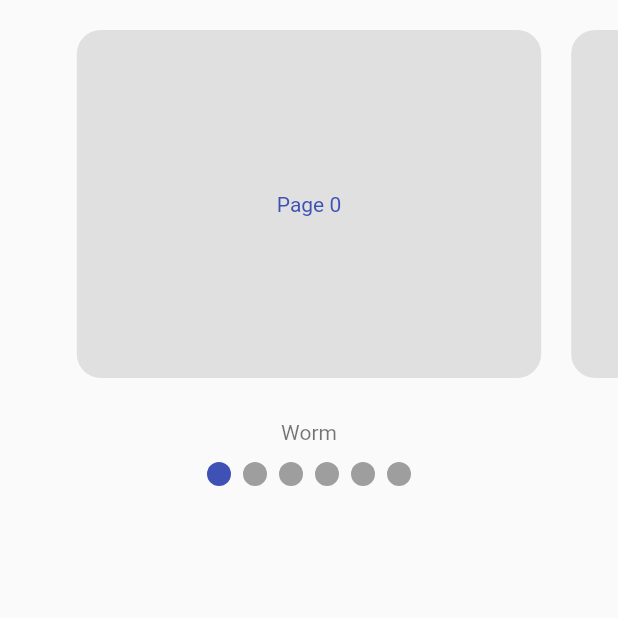
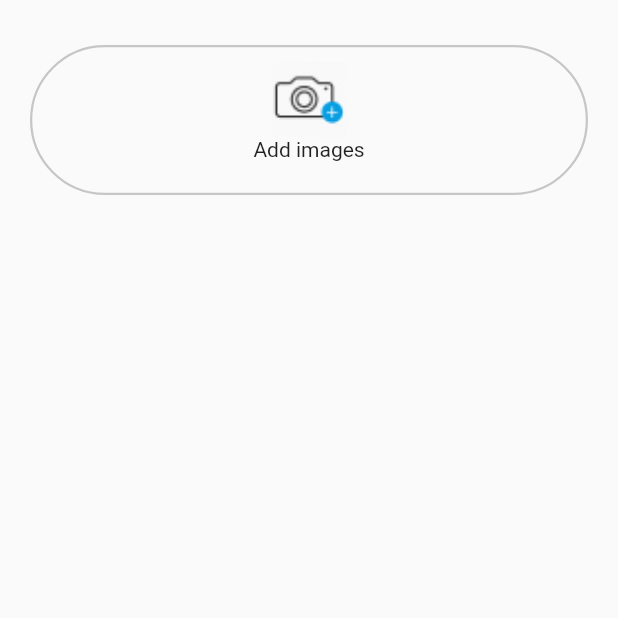
Before and after one commit to Thisuraka/UEE_Riyasewana, a Flutter app: the TestScreen screen opened directly, on a phone screen of 412 x 824 dp, the top half of it. Run offline on Flutter 3.47's test engine with Material 2 defaults, Android fonts, the phone set to English and light mode, and no system bars; drawn by our look-alikes of smooth_page_indicator; our stand-ins replace blur, connectivity, image_picker, shared_preferences; missing offline and left inert: flutter_animator, multi_image_picker; accounts and stored records are empty.

Commit message:
add screen images init

```diff
--- a/lib/screens/testscreens/testScreen.dart
+++ b/lib/screens/testscreens/testScreen.dart
@@ -1,15 +1,21 @@
+import 'dart:io';
+
 import 'package:flutter/material.dart';
+import 'package:image_picker/image_picker.dart';
 import 'package:riyasewana/widgets/custom_appbar.dart';
 import 'package:smooth_page_indicator/smooth_page_indicator.dart';
+
+import '../../styles.dart';
 
 class TestScreen extends StatefulWidget {
   @override
   _TestScreenState createState() => _TestScreenState();
 }
 
-final controller = PageController(viewportFraction: 0.8, keepPage: true);
+class _TestScreenState extends State<TestScreen> {
+  final ImagePicker _picker = ImagePicker();
+  List<XFile>? _imageFileList = [];
 
-class _TestScreenState extends State<TestScreen> {
   @override
   void initState() {
     super.initState();
@@ -17,62 +23,98 @@ class _TestScreenState extends State<TestScreen> {
 
   @override
   Widget build(BuildContext context) {
-    final imgList = List.generate(
-        6,
-        (index) => Container(
-              decoration: BoxDecoration(
-                borderRadius: BorderRadius.circular(16),
-                color: Colors.grey.shade300,
-              ),
-              margin: EdgeInsets.symmetric(horizontal: 10, vertical: 4),
-              child: Container(
-                height: 280,
-                child: Center(
-                    child: Text(
-                  "Page $index",
-                  style: TextStyle(color: Colors.indigo),
-                )),
-              ),
-            ));
     return Scaffold(
         body: SafeArea(
-        child: SingleChildScrollView(
+      child: Stack(
+        children: [
+          Container(
+            width: double.infinity,
+            height: 100,
+            margin: EdgeInsets.only(right: 20, left: 20, top: 30, bottom: 20),
+            padding: EdgeInsets.only(top: 10),
+            decoration: BoxDecoration(
+              borderRadius: BorderRadius.circular(50),
+              border: Border.all(color: Button2BorderColor, width: 1.5),
+            ),
             child: Column(
-            crossAxisAlignment: CrossAxisAlignment.center,
-            children: <Widget>[
-              SizedBox(height: 16),
-              SizedBox(
-                height: 240,
-                child: PageView.builder(
-                  controller: controller,
-                  // itemCount: imgList.length,
-                  itemBuilder: (_, index) {
-                    return imgList[index % imgList.length];
-                  },
+              children: [
+                Container(
+                  child: Image.asset(
+                    'assets/icons/addImage.png',
+                    width: 50,
+                    height: 50,
+                    fit: BoxFit.contain,
                   ),
                 ),
-              Padding(
-                padding: const EdgeInsets.only(top: 24, bottom: 12),
-                child: Text(
-                  'Worm',
-                  style: TextStyle(color: Colors.black54),
-                ),
-              ),
-              SmoothPageIndicator(
-                controller: controller,
-                count: imgList.length,
-                effect: WormEffect(
-                  dotHeight: 16,
-                  dotWidth: 16,
-                  type: WormType.thin,
-                  // strokeWidth: 5,
-                ),
-              ),
-              const SizedBox(height: 32.0),
+                Container(
+                  child: Text("Add images"),
+                )
               ],
             ),
           ),
+          SizedBox(
+            height: 50,
+          ),
+          Container(
+            width: double.infinity,
+            height: 100,
+            margin: EdgeInsets.only(top: 200),
+            child: GridView.count(
+              scrollDirection: Axis.horizontal,
+              childAspectRatio: (100 / 100),
+              crossAxisCount: 1,
+              children: List.generate(_imageFileList!.length, (index) {
+                return Container(
+                  width: 120,
+                  height: 120,
+                  margin: EdgeInsets.all(5),
+                  decoration: BoxDecoration(
+                      borderRadius: BorderRadius.circular(15),
+                      border: Border.all(color: Button2BorderColor)),
+                  child: ClipRRect(
+                    borderRadius: BorderRadius.circular(8.0),
+                    child: Image.file(File(_imageFileList![index].path),
+                        fit: BoxFit.cover),
                   ),
                 );
+              }),
+            ),
+          ),
+        ],
+      ),
+    ));
+  }
+
+  void selectImages() async {
+    final List<XFile>? _selectedImages = await _picker.pickMultiImage();
+    if (_selectedImages!.isNotEmpty) {
+      _imageFileList!.addAll(_selectedImages);
+    }
+    print("Image list length : " + _imageFileList!.length.toString());
+    setState(() {});
   }
 }
+
+
+
+          // Container(
+          //   width: double.infinity,
+          //   height: 100,
+          //   child: GridView.builder(
+          //     scrollDirection: Axis.horizontal,
+          //     itemCount: _imageFileList!.length,
+          //     gridDelegate:
+          //         SliverGridDelegateWithFixedCrossAxisCount(crossAxisCount: 4),
+          //     itemBuilder: (BuildContext context, int index) {
+          //       return Container(
+          //         height: 20,
+          //         width: 20,
+          //         decoration: BoxDecoration(
+          //             borderRadius: BorderRadius.circular(10),
+          //             border: Border.all(color: Button2BorderColor)),
+          //         child: Image.file(File(_imageFileList![index].path),
+          //             fit: BoxFit.cover),
+          //       );
+          //     },
+          //   ),
+          // )
--- a/lib/screens/testscreens/testScreen2.dart
+++ b/lib/screens/testscreens/testScreen2.dart
@@ -1,9 +1,9 @@
 import 'dart:io';
 
-import 'package:flutter/foundation.dart';
 import 'package:flutter/material.dart';
 import 'package:flutter/services.dart';
 import 'package:image_picker/image_picker.dart';
+import 'package:multi_image_picker/multi_image_picker.dart';
 
 class TestScreen2 extends StatefulWidget {
   @override
@@ -12,6 +12,7 @@ class TestScreen2 extends StatefulWidget {
 
 class _TestScreen2State extends State<TestScreen2> {
   File? image;
+  List<Asset> images = <Asset>[];
 
   Future pickImage() async {
     try {
@@ -25,6 +26,7 @@ class _TestScreen2State extends State<TestScreen2> {
     }
   }
 
+
   @override
   void initState() {
     super.initState();
@@ -33,7 +35,8 @@ class _TestScreen2State extends State<TestScreen2> {
   @override
   Widget build(BuildContext context) {
     return Scaffold(
-        body: Center(
+      body: SingleChildScrollView(
+        child: Center(
           child: Column(
             children: [
               GestureDetector(
@@ -55,6 +58,8 @@ class _TestScreen2State extends State<TestScreen2> {
               )
             ],
           ),
-    ));
+        ),
+      ),
+    );
   }
 }
--- a/pubspec.yaml
+++ b/pubspec.yaml
@@ -26,10 +26,11 @@ dependencies:
 
   flutter_animator: ^3.1.2
   smooth_page_indicator: ^1.0.0+2
-  image_picker: ^0.8.4
   blur: ^3.0.0
   cupertino_icons: ^1.0.2
   shared_preferences: ^2.0.8
+  image_picker: ^0.8.4
+  multi_image_picker: ^4.8.0
   connectivity: ^3.0.6
 
   # The following adds the Cupertino Icons font to your application.
```
Also changed, not shown: lib/main.dart (+16 -16 lines), lib/screens/account/edit-profile_screen.dart (+1 -17 lines), lib/screens/account/user-profile_screen.dart (+18 -5 lines), lib/screens/parts/part-list_screen.dart (+11 -1 lines), lib/screens/testscreens/testScreen3.dart (added, +78 -0 lines), lib/screens/vehicles/vehicle-list_screen.dart (+11 -1 lines), lib/widgets/horizontal_card.dart (+28 -2 lines), pubspec.lock, 1 other file. Lines whose indentation alone changed are shown as unchanged.
